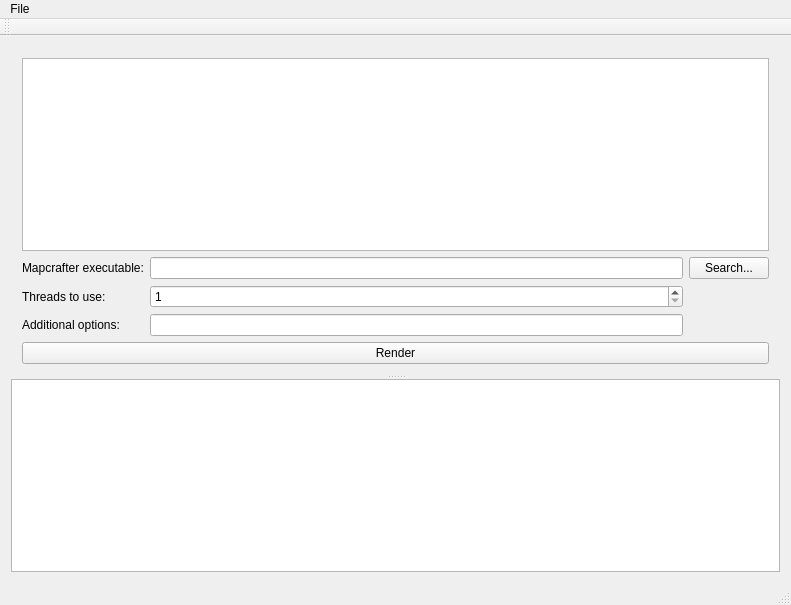
mapcrafter/mapcrafter-gui, file mainwindow.ui: the form before one commit.
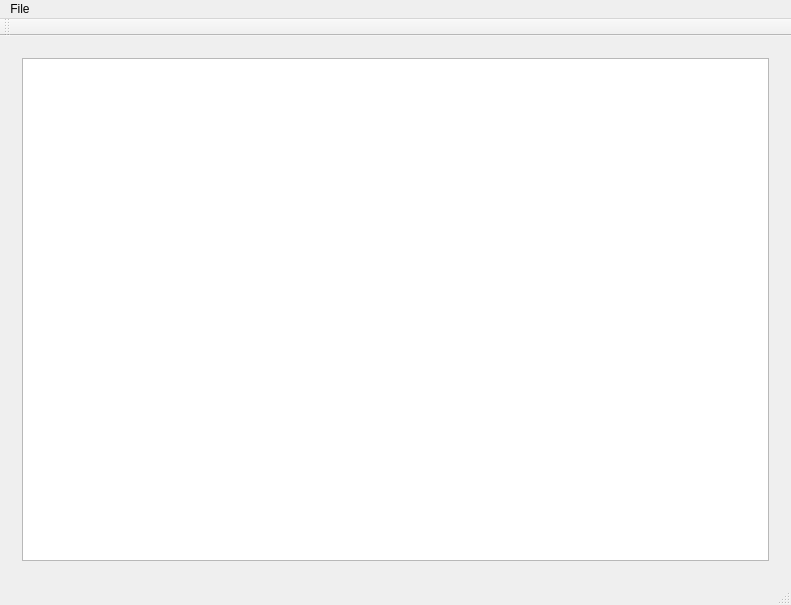
The form after the commit. Custom widgets are drawn as their Qt base class.

Commit message: Removed old terminal stuff.

Diff of the .ui file:
```diff
--- a/mainwindow.ui
+++ b/mainwindow.ui
@@ -34,65 +34,8 @@
           </property>
          </widget>
         </item>
-        <item>
-         <layout class="QGridLayout" name="gridLayout">
-          <item row="0" column="0">
-           <widget class="QLabel" name="label">
-            <property name="text">
-             <string>Mapcrafter executable:</string>
-            </property>
-           </widget>
-          </item>
-          <item row="2" column="0">
-           <widget class="QLabel" name="label_3">
-            <property name="text">
-             <string>Additional options:</string>
-            </property>
-           </widget>
-          </item>
-          <item row="1" column="2">
-           <widget class="QSpinBox" name="threads">
-            <property name="minimum">
-             <number>1</number>
-            </property>
-           </widget>
-          </item>
-          <item row="0" column="3">
-           <widget class="QPushButton" name="buttonMapcrafterPath">
-            <property name="text">
-             <string>Search...</string>
-            </property>
-           </widget>
-          </item>
-          <item row="1" column="0">
-           <widget class="QLabel" name="label_2">
-            <property name="text">
-             <string>Threads to use:</string>
-            </property>
-           </widget>
-          </item>
-          <item row="0" column="2">
-           <widget class="QLineEdit" name="mapcrafterPath"/>
-          </item>
-          <item row="2" column="2">
-           <widget class="QLineEdit" name="additionalOptions"/>
-          </item>
-         </layout>
-        </item>
-        <item>
-         <layout class="QVBoxLayout" name="layoutControlButtons">
-          <item>
-           <widget class="QPushButton" name="buttonRender">
-            <property name="text">
-             <string>Render</string>
-            </property>
-           </widget>
-          </item>
-         </layout>
-        </item>
        </layout>
       </widget>
-      <widget class="Terminal" name="terminal"/>
      </widget>
     </item>
    </layout>
@@ -148,13 +91,6 @@
   </action>
  </widget>
  <layoutdefault spacing="6" margin="11"/>
- <customwidgets>
-  <customwidget>
-   <class>Terminal</class>
-   <extends>QTextEdit</extends>
-   <header>terminal.h</header>
-  </customwidget>
- </customwidgets>
  <resources/>
  <connections/>
 </ui>
```
The commit also changes 6 other files.
